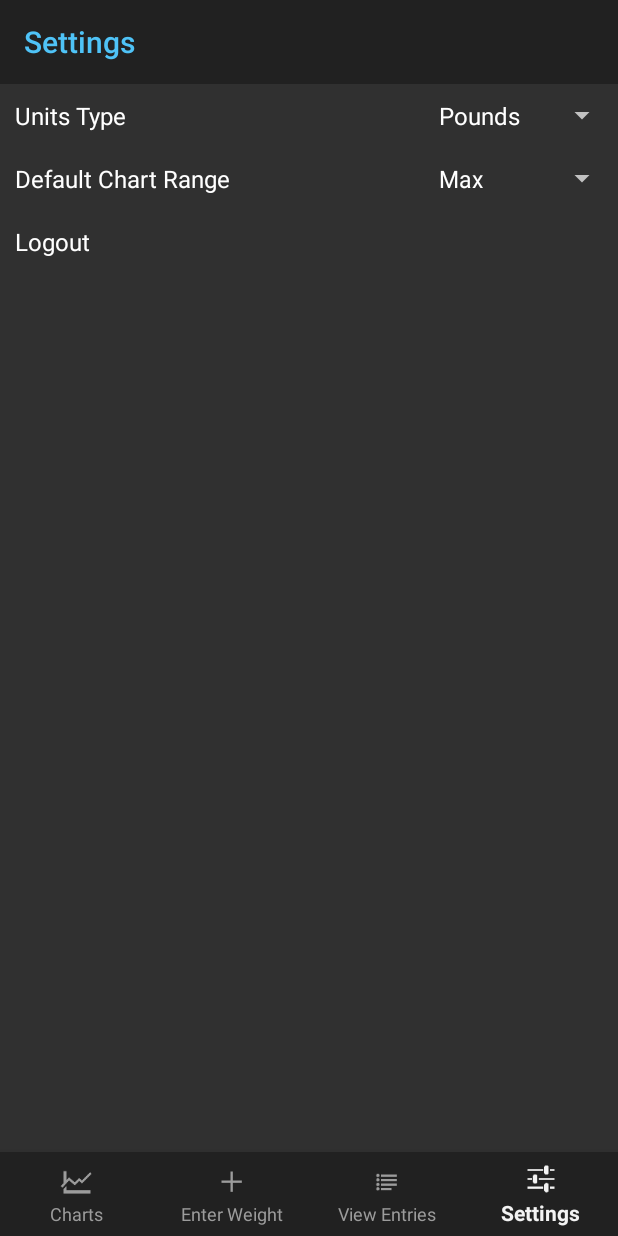
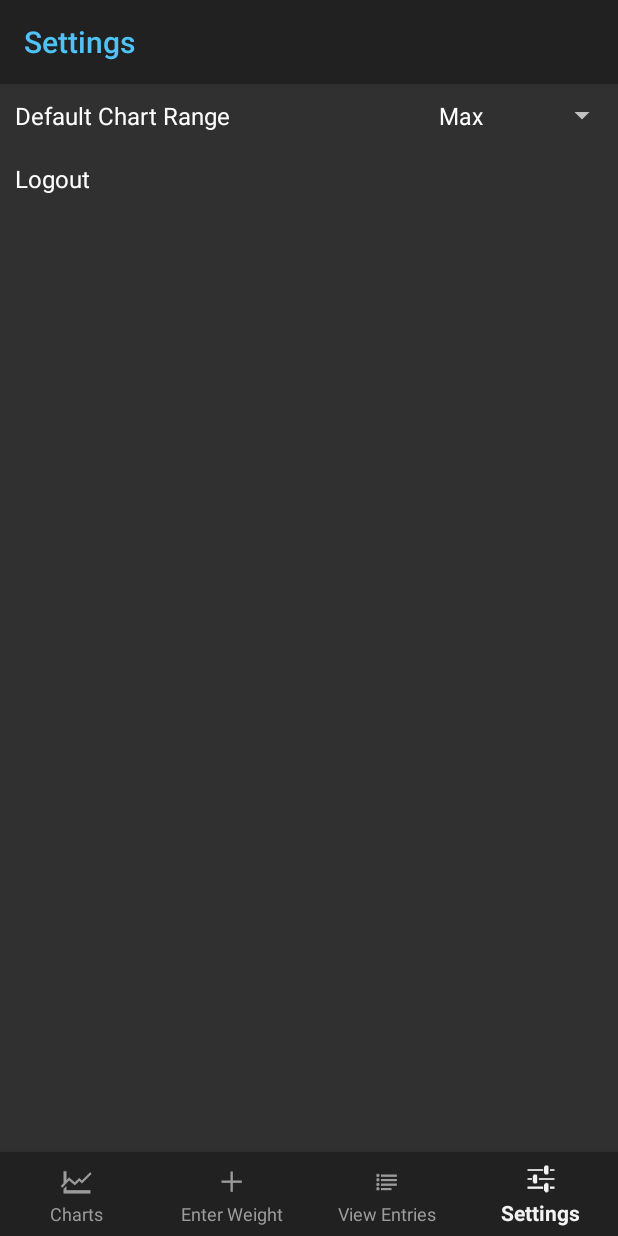
Before and after one commit to drcirello/weightTracker, an Android app: the Settings screen opened directly, with no data from a screen before it, on a phone screen of 412 x 824 dp. Run offline under Robolectric (Android 15) with nearby library versions, the phone set to English and light mode, and no system bars.

Commit message:
Removed Unit types from settings activity and corresponding functions.

```diff
--- a/app/src/main/java/com/drcir/weighttracker/Charts.java
+++ b/app/src/main/java/com/drcir/weighttracker/Charts.java
@@ -207,8 +207,8 @@ public class Charts extends AppCompatActivity {
         int defaultRange;
         //Set Chart Range to Preference Size, default Max
         try {
-            SharedPreferences sharedPrefUnit = getSharedPreferences(getString(R.string.unit_preferences), Context.MODE_PRIVATE);
-            defaultRange = sharedPrefUnit.getInt(getString(R.string.chart_range_preference), DataDefinitions.MAX);
+            SharedPreferences sharedPrefRange = getSharedPreferences(getString(R.string.range_preferences), Context.MODE_PRIVATE);
+            defaultRange = sharedPrefRange.getInt(getString(R.string.chart_range_preference), DataDefinitions.MAX);
         }
         catch (Exception e){
             defaultRange = DataDefinitions.MAX;
--- a/app/src/main/java/com/drcir/weighttracker/Settings.java
+++ b/app/src/main/java/com/drcir/weighttracker/Settings.java
@@ -17,11 +17,6 @@ import android.widget.Spinner;
 import android.widget.TextView;
 
 import com.drcir.weighttracker.data.DataDefinitions;
-import com.google.gson.JsonObject;
-
-import retrofit2.Call;
-import retrofit2.Callback;
-import retrofit2.Response;
 
 public class Settings extends AppCompatActivity {
 
@@ -71,8 +66,8 @@ public class Settings extends AppCompatActivity {
         ranges.append(DataDefinitions.YTD, 5);
         ranges.append(DataDefinitions.MAX, 6);
 
-        SharedPreferences sharedPrefUnit = getSharedPreferences(getString(R.string.unit_preferences), Context.MODE_PRIVATE);
-        int defaultRange = sharedPrefUnit.getInt(getString(R.string.chart_range_preference), DataDefinitions.MAX);
+        SharedPreferences sharedPrefRange = getSharedPreferences(getString(R.string.range_preferences), Context.MODE_PRIVATE);
+        int defaultRange = sharedPrefRange.getInt(getString(R.string.chart_range_preference), DataDefinitions.MAX);
         Spinner spinnerRange = (Spinner) findViewById(R.id.selectedRange);
         ArrayAdapter<CharSequence> adapterRange = ArrayAdapter.createFromResource(this,
                 R.array.chart_ranges, android.R.layout.simple_spinner_item);
@@ -83,35 +78,9 @@ public class Settings extends AppCompatActivity {
             @Override
             public void onItemSelected(AdapterView<?> parent, View view, int position, long id) {
                 int range = ranges.keyAt(ranges.indexOfValue(position));
-                SharedPreferences sharedPrefUnit = getSharedPreferences(getString(R.string.unit_preferences), Context.MODE_PRIVATE);
-                SharedPreferences.Editor mEditorUnit = sharedPrefUnit.edit();
-                mEditorUnit.putInt(getResources().getString(R.string.chart_range_preference), range).apply();
-            }
-
-            @Override
-            public void onNothingSelected(AdapterView<?> parent) {
-
-            }
-        });
-
-        final SparseIntArray unitTypes = new SparseIntArray();
-        unitTypes.append(DataDefinitions.POUNDS, 0);
-        unitTypes.append(DataDefinitions.KILOGRAMS, 1);
-
-        int defaultUnits = sharedPrefUnit.getInt(getString(R.string.unit_type_preference), DataDefinitions.POUNDS);
-        Spinner spinnerUnits = (Spinner) findViewById(R.id.selectedUnitType);
-        ArrayAdapter<CharSequence> adapterUnits = ArrayAdapter.createFromResource(this,
-                R.array.unit_types, android.R.layout.simple_spinner_item);
-        adapterUnits.setDropDownViewResource(android.R.layout.simple_spinner_dropdown_item);
-        spinnerUnits.setAdapter(adapterUnits);
-        spinnerUnits.setSelection(unitTypes.get(defaultUnits));
-        spinnerUnits.setOnItemSelectedListener(new AdapterView.OnItemSelectedListener() {
-            @Override
-            public void onItemSelected(AdapterView<?> parent, View view, int position, long id) {
-                int unitType = unitTypes.keyAt(unitTypes.indexOfValue(position));
-                SharedPreferences sharedPrefUnit = getSharedPreferences(getString(R.string.unit_preferences), Context.MODE_PRIVATE);
-                SharedPreferences.Editor mEditorUnit = sharedPrefUnit.edit();
-                mEditorUnit.putInt(getResources().getString(R.string.unit_type_preference), unitType).apply();
+                SharedPreferences sharedPrefRange = getSharedPreferences(getString(R.string.range_preferences), Context.MODE_PRIVATE);
+                SharedPreferences.Editor mEditorRange = sharedPrefRange.edit();
+                mEditorRange.putInt(getResources().getString(R.string.chart_range_preference), range).apply();
             }
 
             @Override
--- a/app/src/main/java/com/drcir/weighttracker/data/DataDefinitions.java
+++ b/app/src/main/java/com/drcir/weighttracker/data/DataDefinitions.java
@@ -9,6 +9,4 @@ public class DataDefinitions {
     public static final int YTD = -1;
     public static final int MAX = 0;
 
-    public static final int POUNDS = 101;
-    public static final int KILOGRAMS = 102;
 }
--- a/app/src/main/res/layout/activity_settings.xml
+++ b/app/src/main/res/layout/activity_settings.xml
@@ -17,23 +17,6 @@
         android:layout_height="0dp"
         android:layout_weight="1"
         android:orientation="vertical">
-        <LinearLayout
-            android:id="@+id/unitLayout"
-            android:layout_width="match_parent"
-            android:layout_height="wrap_content">
-            <TextView
-                android:layout_width="0dp"
-                android:layout_height="match_parent"
-                android:layout_weight="2"
-                style="@style/SettingsOptionsHeaderText"
-                android:text="@string/settings_units"/>
-            <Spinner
-                android:id="@+id/selectedUnitType"
-                android:layout_width="0dp"
-                android:layout_height="match_parent"
-                android:layout_weight="1"
-                style="@style/SettingsOptionsSelectedText" />
-        </LinearLayout>
         <LinearLayout
             android:id="@+id/rangeLayout"
             android:layout_width="match_parent"
--- a/app/src/main/res/values/strings.xml
+++ b/app/src/main/res/values/strings.xml
@@ -19,8 +19,7 @@
     <string name="token_preference">com.drcir.weighttracker.TOKEN</string>
     <string name="token_JWT_preference">com.drcir.weighttracker.TOKEN_JWT</string>
     <string name="token_date_preference">com.drcir.weighttracker.TOKEN_DATE</string>
-    <string name="unit_preferences">com.drcir.weighttracker.UNIT_PREFERENCES</string>
-    <string name="unit_type_preference">com.drcir.weighttracker.UNIT_TYPE</string>
+    <string name="range_preferences">com.drcir.weighttracker.RANGE_PREFERENCES</string>
     <string name="chart_range_preference">com.drcir.weighttracker.CHART_RANGE</string>
 
     <!-- Navigation Bar -->
@@ -72,10 +71,8 @@
     <string name="enter_weight_invalid">\u0020\u0020\u0020Invalid Weight Entered.\nMust be between 0 and 999.</string>
 
     <!-- Settings Page -->
-    <string name="settings_units">Units Type</string>
     <string name="settings_chart_range">Default Chart Range</string>
     <string name="settings_logout">Logout</string>
-    <string name="settings_default_units">Pounds</string>
     <string name="settings_default_range">Max</string>
 
     <string-array name="chart_ranges">
@@ -86,11 +83,6 @@
         <item>1 Year</item>
         <item>YTD</item>
         <item>Max</item>
-    </string-array>
-
-    <string-array name="unit_types">
-        <item>Pounds</item>
-        <item>Kilograms</item>
     </string-array>
 
     <!-- No Data Statistics -->
```
